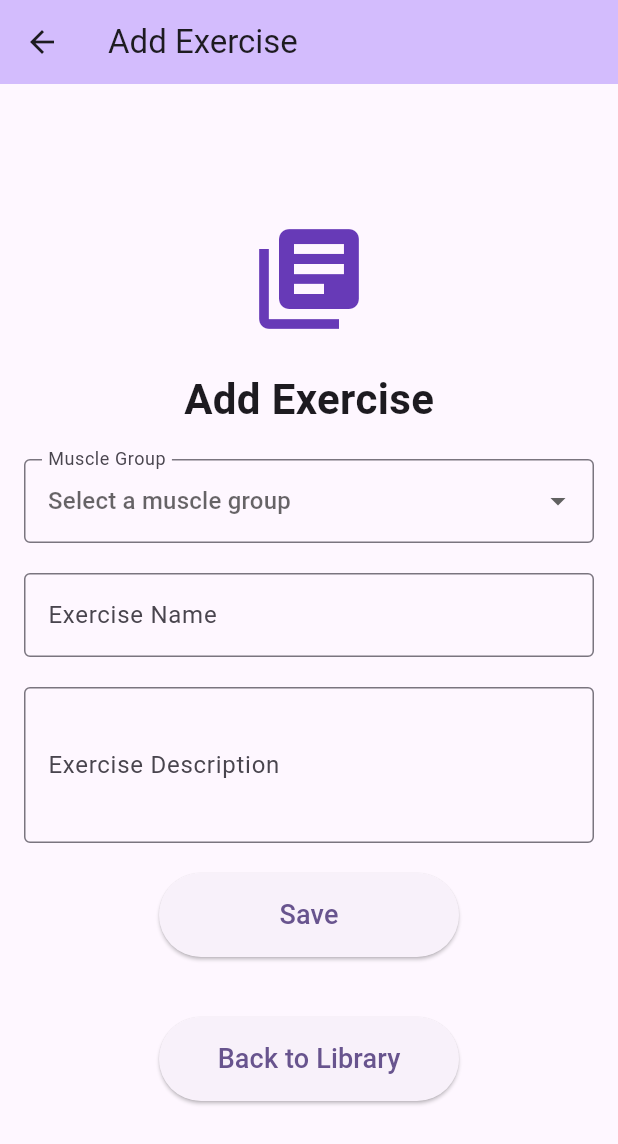
After one commit to teofilmunteanu/gym_assistant_flutter, a Flutter app: the Screen1ExerciseLibrary screen opened by its route, after a tap on "Add Exercise", on a phone screen of 412 x 824 dp. The commit adds this screen. Shown: the top 1144 px of the screen. Run offline on Flutter 3.47's test engine with Material 3 defaults, Android fonts, the phone set to English and light mode, and no system bars.

Commit message:
add exercise screen - initial setup

```diff
--- a/lib/main.dart
+++ b/lib/main.dart
@@ -4,6 +4,7 @@ import 'screens/screen_1_exercise_library.dart';
 import 'screens/screen_2_workout_templates.dart';
 import 'screens/screen_3_workouts_history.dart';
 import 'screens/screen_4_settings.dart';
+import 'screens/screen_5_add_exercise.dart';
 
 void main() {
   runApp(const MyApp());
@@ -26,6 +27,7 @@ class MyApp extends StatelessWidget {
         '/screen2': (context) => const Screen2WorkoutTemplates(),
         '/screen3': (context) => const Screen3WorkoutsHistory(),
         '/screen4': (context) => const Screen4Settings(),
+        '/screen5': (context) => const Screen5AddExercise(),
       },
     );
   }
--- a/lib/screens/screen_1_exercise_library.dart
+++ b/lib/screens/screen_1_exercise_library.dart
@@ -39,8 +39,28 @@ class Screen1ExerciseLibrary extends StatelessWidget {
               style: TextStyle(fontSize: 16),
             ),
 
+            const SizedBox(height: 20),
+
+            ElevatedButton(
+              onPressed: () => Navigator.pushNamed(context, '/screen5'),
+
+              style: ElevatedButton.styleFrom(
+                padding: const EdgeInsets.symmetric(
+                  horizontal: 30,
+                  vertical: 15,
+                ),
+                minimumSize: const Size(200, 50),
+              ),
+
+              child: const Text('Add Exercise', style: TextStyle(fontSize: 18)),
+            ),
+
             const SizedBox(height: 40), // Spacer
 
+            // This ElevatedButton is used to navigate back to the main menu.
+            // When the button is pressed, this removes the top-most route from the navigator
+            // stack that most recently pushed the given route.
+            // In this case, it will remove the current route (the exercise library screen) and go back to the main menu.
             ElevatedButton(
               onPressed: () => Navigator.pop(context),
               child: const Text('Back to Menu'),
--- /dev/null
+++ b/lib/screens/screen_5_add_exercise.dart
@@ -0,0 +1,164 @@
+import 'package:flutter/material.dart';
+
+class Screen5AddExercise extends StatefulWidget {
+  const Screen5AddExercise({super.key});
+
+  @override
+  State<Screen5AddExercise> createState() => _Screen5AddExerciseState();
+}
+
+class _Screen5AddExerciseState extends State<Screen5AddExercise> {
+  String? selectedMuscleGroup;
+
+  final List<String> muscleGroups = [
+    'Chest',
+    'Back',
+    'Shoulders',
+    'Biceps',
+    'Triceps',
+    'Forearms',
+    'Legs',
+    'Quadriceps',
+    'Hamstrings',
+    'Glutes',
+    'Calves',
+    'Abs',
+  ];
+
+  @override
+  Widget build(BuildContext context) {
+    return Scaffold(
+      appBar: AppBar(
+        title: const Text('Add Exercise'),
+        backgroundColor: Theme.of(context).colorScheme.inversePrimary,
+      ),
+
+      body: Center(
+        child: Column(
+          mainAxisAlignment: MainAxisAlignment.center,
+
+          children: [
+            const Icon(
+              Icons.library_books,
+              size: 80,
+              color: Colors.deepPurple,
+            ),
+
+            const SizedBox(height: 20),
+
+            const Text(
+              'Add Exercise',
+              style: TextStyle(
+                fontSize: 28,
+                fontWeight: FontWeight.bold,
+              ),
+            ),
+
+            const SizedBox(height: 20),
+
+            Padding(
+              padding: const EdgeInsets.symmetric(horizontal: 16),
+
+              child: Column(
+                children: [
+                  // Muscle group dropdown menu
+                  DropdownButtonFormField<String>(
+                    initialValue: selectedMuscleGroup,
+                    hint: const Text('Select a muscle group'),
+                    decoration: const InputDecoration(
+                      border: OutlineInputBorder(),
+                      labelText: 'Muscle Group',
+                    ),
+                    items: muscleGroups.map((String group) {
+                      return DropdownMenuItem<String>(
+                        value: group,
+                        child: Text(group),
+                      );
+                    }).toList(),
+                    onChanged: (String? newValue) {
+                      setState(() {
+                        selectedMuscleGroup = newValue;
+                      });
+                    },
+                    validator: (value) {
+                      if (value == null || value.isEmpty) {
+                        return 'Please select a muscle group';
+                      }
+                      return null;
+                    },
+                  ),
+
+                  const SizedBox(height: 20),
+
+                  // Exercise name input
+                  TextFormField(
+                    decoration: const InputDecoration(
+                      border: OutlineInputBorder(),
+                      labelText: 'Exercise Name',
+                    ),
+                    validator: (value) {
+                      if (value == null || value.isEmpty) {
+                        return 'Please enter exercise name';
+                      }
+                      return null;
+                    },
+                  ),
+
+                  const SizedBox(height: 20),
+
+                  // Exercise description input
+                  TextFormField(
+                    decoration: const InputDecoration(
+                      border: OutlineInputBorder(),
+                      labelText: 'Exercise Description',
+                    ),
+                    maxLines: 3,
+                    validator: (value) {
+                      if (value == null || value.isEmpty) {
+                        return 'Please enter exercise description';
+                      }
+                      return null;
+                    },
+                  ),
+                ],
+              ),
+            ),
+
+            const SizedBox(height: 20),
+
+            // Save button whichs will add the exercise to the library
+            ElevatedButton(
+              onPressed: () {
+                // Add exercise to library
+              },
+              style: ElevatedButton.styleFrom(
+                padding: const EdgeInsets.symmetric(
+                  horizontal: 30,
+                  vertical: 15,
+                ),
+                minimumSize: const Size(200, 50),
+              ),
+              child: const Text('Save', style: TextStyle(fontSize: 18)),
+            ),
+
+            const SizedBox(height: 40),
+
+            ElevatedButton(
+              onPressed: () => Navigator.pop(context),
+
+              style: ElevatedButton.styleFrom(
+                padding: const EdgeInsets.symmetric(
+                  horizontal: 30,
+                  vertical: 15,
+                ),
+                minimumSize: const Size(200, 50),
+              ),
+
+              child: const Text('Back to Library', style: TextStyle(fontSize: 18)),
+            ),
+          ],
+        ),
+      ),
+    );
+  }
+}
```
